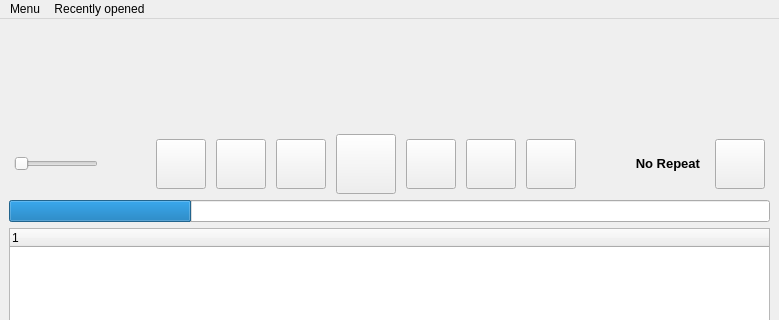
First picture: the form in app/src/mainwindow.ui, repository PraydE007/uAmp, before the edit; both pictures show x 0 to 779 and y 0 to 320 of the 779 by 1024 pixel window.
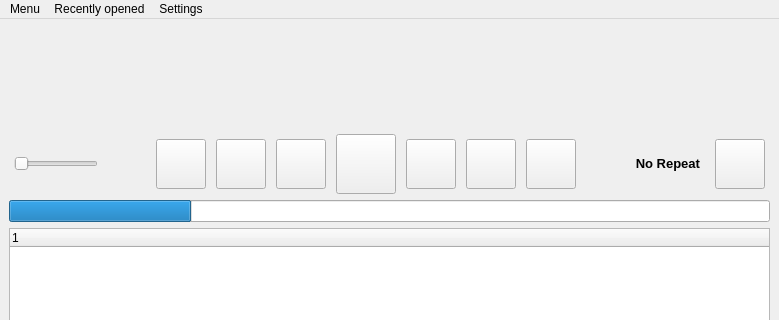
Second picture: the form after the edit. Icons and pictures are not drawn.

```diff
--- a/app/src/mainwindow.ui
+++ b/app/src/mainwindow.ui
@@ -656,8 +656,16 @@
     <addaction name="actionShow_Playlists"/>
     <addaction name="actionShow_Songs"/>
    </widget>
+   <widget class="QMenu" name="menuSettings">
+    <property name="title">
+     <string>Settings</string>
+    </property>
+    <addaction name="actionChange_Theme"/>
+    <addaction name="actionHelp"/>
+   </widget>
    <addaction name="menuMenu"/>
    <addaction name="menuRecently_opened"/>
+   <addaction name="menuSettings"/>
   </widget>
   <action name="actionShow_Playlists">
    <property name="text">
```
Left out of the diff: 10 changed lines with no effect on the pictures.
